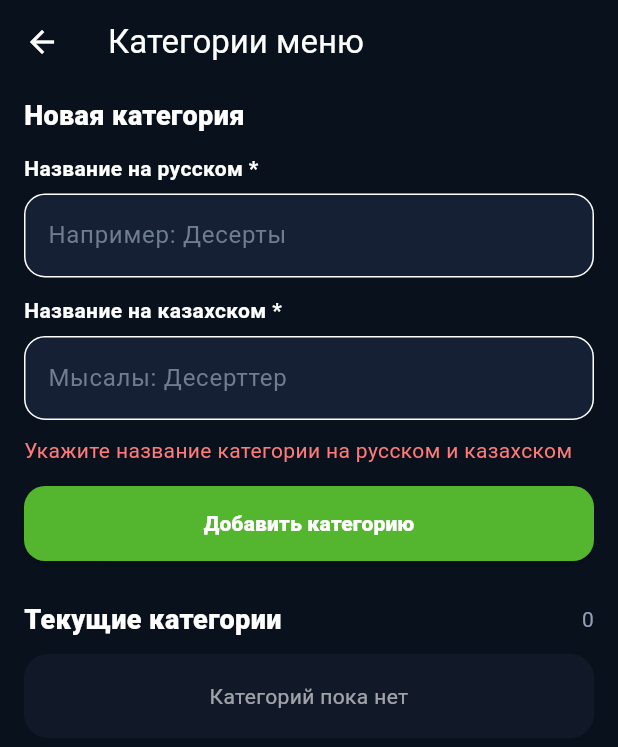
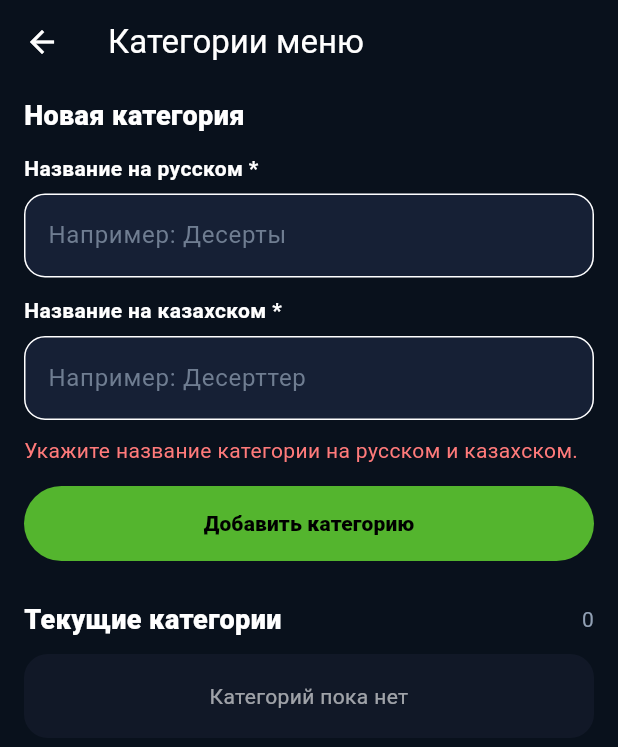
Before and after one commit to jetkizdigital-droid/mobile_restaurant, a Flutter app: the CreateMenuCategoryPage screen opened directly with empty values, after a tap on "Добавить категорию", on a phone screen of 412 x 824 dp. Shown: the top 747 px of the screen. Run offline on Flutter 3.47's test engine with Material 3 defaults, Android fonts, the phone set to English and light mode, and no system bars; our stand-ins replace firebase_core, firebase_crashlytics, firebase_messaging, flutter_image_compress, flutter_local_notifications, flutter_secure_storage and 4 more; accounts and stored records are empty; network calls fail.

Commit message:
feat(i18n): localize menu categories

```diff
--- a/lib/features/menu/presentation/pages/createMenuCategoryPage.dart
+++ b/lib/features/menu/presentation/pages/createMenuCategoryPage.dart
@@ -1,4 +1,5 @@
 import 'package:flutter/material.dart';
+import 'package:jetkiz_restaurant/core/localization/app_locale_controller.dart';
 
 import '../../data/restaurant_menu_api.dart';
 import '../../domain/restaurant_menu_models.dart';
@@ -26,7 +27,9 @@ class _CreateMenuCategoryPageState extends State<CreateMenuCategoryPage> {
   bool _isLoading = true;
   bool _isSaving = false;
   String? _errorText;
-  List<RestaurantMenuCategory> _categories = const [];
+  List<RestaurantMenuCategory> _categories = const <RestaurantMenuCategory>[];
+
+  String _t(String ru, String kk) => context.tr(ru, kk);
 
   @override
   void initState() {
@@ -39,6 +42,35 @@ class _CreateMenuCategoryPageState extends State<CreateMenuCategoryPage> {
     _titleRuController.dispose();
     _titleKkController.dispose();
     super.dispose();
+  }
+
+  String _safeError(Object error) {
+    final raw = error.toString().replaceFirst('Exception: ', '').trim();
+    final lower = raw.toLowerCase();
+    if (raw.isEmpty ||
+        raw.length > 180 ||
+        lower.contains('dioexception') ||
+        lower.contains('socketexception') ||
+        lower.contains('exception') ||
+        lower.contains('backend') ||
+        lower.contains('endpoint') ||
+        lower.contains('status code') ||
+        lower.contains('http 4') ||
+        lower.contains('http 5')) {
+      return _t(
+        'Не удалось выполнить действие. Проверьте интернет и повторите.',
+        'Әрекетті орындау мүмкін болмады. Интернетті тексеріп, қайталаңыз.',
+      );
+    }
+    return raw;
+  }
+
+  String _categoryName(RestaurantMenuCategory category) {
+    final primary = context.isKazakh ? category.titleKk : category.titleRu;
+    final fallback = context.isKazakh ? category.titleRu : category.titleKk;
+    if (primary.trim().isNotEmpty) return primary.trim();
+    if (fallback.trim().isNotEmpty) return fallback.trim();
+    return _t('Без названия', 'Атаусыз');
   }
 
   Future<void> _load() async {
@@ -55,7 +87,7 @@ class _CreateMenuCategoryPageState extends State<CreateMenuCategoryPage> {
       if (!mounted) return;
       setState(() {
         _isLoading = false;
-        _errorText = _clean(error);
+        _errorText = _safeError(error);
       });
     }
   }
@@ -63,10 +95,12 @@ class _CreateMenuCategoryPageState extends State<CreateMenuCategoryPage> {
   Future<void> _create() async {
     final titleRu = _titleRuController.text.trim();
     final titleKk = _titleKkController.text.trim();
-
     if (titleRu.isEmpty || titleKk.isEmpty) {
       setState(() {
-        _errorText = 'Укажите название категории на русском и казахском';
+        _errorText = _t(
+          'Укажите название категории на русском и казахском.',
+          'Санат атауын орыс және қазақ тілдерінде көрсетіңіз.',
+        );
       });
       return;
     }
@@ -75,7 +109,6 @@ class _CreateMenuCategoryPageState extends State<CreateMenuCategoryPage> {
       _isSaving = true;
       _errorText = null;
     });
-
     try {
       await _api.createCategory(
         restaurantId: widget.restaurantId,
@@ -83,13 +116,14 @@ class _CreateMenuCategoryPageState extends State<CreateMenuCategoryPage> {
         titleKk: titleKk,
         sortOrder: widget.nextSortOrder ?? _categories.length,
       );
-
       _titleRuController.clear();
       _titleKkController.clear();
       await _load();
+      if (mounted) {
+        _message(_t('Категория добавлена', 'Санат қосылды'));
+      }
     } catch (error) {
-      if (!mounted) return;
-      setState(() => _errorText = _clean(error));
+      if (mounted) setState(() => _errorText = _safeError(error));
     } finally {
       if (mounted) setState(() => _isSaving = false);
     }
@@ -101,31 +135,31 @@ class _CreateMenuCategoryPageState extends State<CreateMenuCategoryPage> {
 
     final save = await showDialog<bool>(
       context: context,
-      builder: (context) => AlertDialog(
+      builder: (dialogContext) => AlertDialog(
         backgroundColor: const Color(0xFF111827),
-        title: const Text('Изменить категорию'),
+        title: Text(_t('Изменить категорию', 'Санатты өзгерту')),
         content: Column(
           mainAxisSize: MainAxisSize.min,
           children: [
             _DialogField(
               controller: ruController,
-              label: 'Название на русском',
+              label: _t('Название на русском', 'Орысша атауы'),
             ),
             const SizedBox(height: 12),
             _DialogField(
               controller: kkController,
-              label: 'Название на казахском',
+              label: _t('Название на казахском', 'Қазақша атауы'),
             ),
           ],
         ),
         actions: [
           TextButton(
-            onPressed: () => Navigator.of(context).pop(false),
-            child: const Text('Отмена'),
+            onPressed: () => Navigator.of(dialogContext).pop(false),
+            child: Text(_t('Отмена', 'Бас тарту')),
           ),
-          ElevatedButton(
-            onPressed: () => Navigator.of(context).pop(true),
-            child: const Text('Сохранить'),
+          FilledButton(
+            onPressed: () => Navigator.of(dialogContext).pop(true),
+            child: Text(_t('Сохранить', 'Сақтау')),
           ),
         ],
       ),
@@ -141,9 +175,13 @@ class _CreateMenuCategoryPageState extends State<CreateMenuCategoryPage> {
     final titleKk = kkController.text.trim();
     ruController.dispose();
     kkController.dispose();
-
     if (titleRu.isEmpty || titleKk.isEmpty) {
-      _message('Оба названия обязательны');
+      _message(
+        _t(
+          'Оба названия обязательны.',
+          'Екі тілдегі атау да міндетті.',
+        ),
+      );
       return;
     }
 
@@ -156,37 +194,37 @@ class _CreateMenuCategoryPageState extends State<CreateMenuCategoryPage> {
         sortOrder: category.sortOrder,
       );
       await _load();
+      if (mounted) _message(_t('Категория сохранена', 'Санат сақталды'));
     } catch (error) {
-      if (mounted) _message(_clean(error));
+      if (mounted) _message(_safeError(error));
     }
   }
 
   Future<void> _delete(RestaurantMenuCategory category) async {
     final confirmed = await showDialog<bool>(
       context: context,
-      builder: (context) => AlertDialog(
+      builder: (dialogContext) => AlertDialog(
         backgroundColor: const Color(0xFF111827),
-        title: const Text('Удалить категорию?'),
+        title: Text(_t('Удалить категорию?', 'Санатты жою керек пе?')),
         content: Text(
-          'Категория «${category.title}» будет удалена, если в ней нет блюд.',
+          '${_t('Категория', 'Санат')} «${_categoryName(category)}» ${_t('будет удалена, если в ней нет блюд.', 'ішінде тағам болмаса жойылады.')}',
           style: const TextStyle(color: Colors.white70),
         ),
         actions: [
           TextButton(
-            onPressed: () => Navigator.of(context).pop(false),
-            child: const Text('Отмена'),
+            onPressed: () => Navigator.of(dialogContext).pop(false),
+            child: Text(_t('Отмена', 'Бас тарту')),
           ),
-          ElevatedButton(
-            style: ElevatedButton.styleFrom(
+          FilledButton(
+            style: FilledButton.styleFrom(
               backgroundColor: const Color(0xFFB3261E),
             ),
-            onPressed: () => Navigator.of(context).pop(true),
-            child: const Text('Удалить'),
+            onPressed: () => Navigator.of(dialogContext).pop(true),
+            child: Text(_t('Удалить', 'Жою')),
           ),
         ],
       ),
     );
-
     if (confirmed != true) return;
 
     try {
@@ -195,13 +233,11 @@ class _CreateMenuCategoryPageState extends State<CreateMenuCategoryPage> {
         categoryId: category.id,
       );
       await _load();
+      if (mounted) _message(_t('Категория удалена', 'Санат жойылды'));
     } catch (error) {
-      if (mounted) _message(_clean(error));
+      if (mounted) _message(_safeError(error));
     }
   }
-
-  String _clean(Object error) =>
-      error.toString().replaceFirst('Exception: ', '').trim();
 
   void _message(String message) {
     ScaffoldMessenger.of(context)
@@ -215,7 +251,7 @@ class _CreateMenuCategoryPageState extends State<CreateMenuCategoryPage> {
       backgroundColor: const Color(0xFF09111C),
       appBar: AppBar(
         backgroundColor: const Color(0xFF09111C),
-        title: const Text('Категории меню'),
+        title: Text(_t('Категории меню', 'Мәзір санаттары')),
       ),
       body: SafeArea(
         child: RefreshIndicator(
@@ -225,9 +261,9 @@ class _CreateMenuCategoryPageState extends State<CreateMenuCategoryPage> {
             physics: const AlwaysScrollableScrollPhysics(),
             padding: const EdgeInsets.fromLTRB(16, 8, 16, 28),
             children: [
-              const Text(
-                'Новая категория',
-                style: TextStyle(
+              Text(
+                _t('Новая категория', 'Жаңа санат'),
+                style: const TextStyle(
                   color: Colors.white,
                   fontSize: 18,
                   fontWeight: FontWeight.w800,
@@ -236,14 +272,14 @@ class _CreateMenuCategoryPageState extends State<CreateMenuCategoryPage> {
               const SizedBox(height: 12),
               _field(
                 controller: _titleRuController,
-                label: 'Название на русском *',
-                hint: 'Например: Десерты',
+                label: _t('Название на русском *', 'Орысша атауы *'),
+                hint: _t('Например: Десерты', 'Мысалы: Десерты'),
               ),
               const SizedBox(height: 12),
               _field(
                 controller: _titleKkController,
-                label: 'Название на казахском *',
-                hint: 'Мысалы: Десерттер',
+                label: _t('Название на казахском *', 'Қазақша атауы *'),
+                hint: _t('Например: Десерттер', 'Мысалы: Десерттер'),
               ),
               if (_errorText != null) ...[
                 const SizedBox(height: 10),
@@ -255,14 +291,10 @@ class _CreateMenuCategoryPageState extends State<CreateMenuCategoryPage> {
               const SizedBox(height: 14),
               SizedBox(
                 height: 50,
-                child: ElevatedButton(
+                child: FilledButton(
                   onPressed: _isSaving ? null : _create,
-                  style: ElevatedButton.styleFrom(
+                  style: FilledButton.styleFrom(
                     backgroundColor: const Color(0xFF54B52E),
-                    foregroundColor: Colors.white,
-                    shape: RoundedRectangleBorder(
-                      borderRadius: BorderRadius.circular(14),
-                    ),
                   ),
                   child: _isSaving
                       ? const SizedBox(
@@ -273,19 +305,19 @@ class _CreateMenuCategoryPageState extends State<CreateMenuCategoryPage> {
                             color: Colors.white,
                           ),
                         )
-                      : const Text(
-                          'Добавить категорию',
-                          style: TextStyle(fontWeight: FontWeight.w800),
+                      : Text(
+                          _t('Добавить категорию', 'Санат қосу'),
+                          style: const TextStyle(fontWeight: FontWeight.w800),
                         ),
                 ),
               ),
               const SizedBox(height: 26),
               Row(
                 children: [
-                  const Expanded(
+                  Expanded(
                     child: Text(
-                      'Текущие категории',
-                      style: TextStyle(
+                      _t('Текущие категории', 'Қазіргі санаттар'),
+                      style: const TextStyle(
                         color: Colors.white,
                         fontSize: 18,
                         fontWeight: FontWeight.w800,
@@ -303,17 +335,25 @@ class _CreateMenuCategoryPageState extends State<CreateMenuCategoryPage> {
                 const Padding(
                   padding: EdgeInsets.all(24),
                   child: Center(
-                    child: CircularProgressIndicator(
-                      color: Color(0xFF54B52E),
-                    ),
+                    child: CircularProgressIndicator(color: Color(0xFF54B52E)),
                   ),
                 )
               else if (_categories.isEmpty)
-                const _EmptyCategories()
+                _EmptyCategories(
+                  text: _t('Категорий пока нет', 'Әзірге санаттар жоқ'),
+                )
               else
                 ..._categories.map(
                   (category) => _CategoryCard(
                     category: category,
+                    displayName: _categoryName(category),
+                    languageHint: context.isKazakh
+                        ? (category.titleRu.trim().isEmpty
+                            ? _t('Русское название не указано', 'Орысша атауы көрсетілмеген')
+                            : category.titleRu.trim())
+                        : (category.titleKk.trim().isEmpty
+                            ? _t('Казахское название не указано', 'Қазақша атауы көрсетілмеген')
+                            : category.titleKk.trim()),
                     onEdit: () => _edit(category),
                     onDelete: () => _delete(category),
                   ),
@@ -350,9 +390,7 @@ class _CreateMenuCategoryPageState extends State<CreateMenuCategoryPage> {
             hintStyle: const TextStyle(color: Color(0xFF6F7D91)),
             filled: true,
             fillColor: const Color(0xFF162035),
-            border: OutlineInputBorder(
-              borderRadius: BorderRadius.circular(14),
-            ),
+            border: OutlineInputBorder(borderRadius: BorderRadius.circular(14)),
           ),
         ),
       ],
@@ -363,11 +401,15 @@ class _CreateMenuCategoryPageState extends State<CreateMenuCategoryPage> {
 class _CategoryCard extends StatelessWidget {
   const _CategoryCard({
     required this.category,
+    required this.displayName,
+    required this.languageHint,
     required this.onEdit,
     required this.onDelete,
   });
 
   final RestaurantMenuCategory category;
+  final String displayName;
+  final String languageHint;
   final VoidCallback onEdit;
   final VoidCallback onDelete;
 
@@ -390,7 +432,7 @@ class _CategoryCard extends StatelessWidget {
               crossAxisAlignment: CrossAxisAlignment.start,
               children: [
                 Text(
-                  category.titleRu,
+                  displayName,
                   style: const TextStyle(
                     color: Colors.white,
                     fontWeight: FontWeight.w700,
@@ -398,7 +440,7 @@ class _CategoryCard extends StatelessWidget {
                 ),
                 const SizedBox(height: 2),
                 Text(
-                  category.titleKk.isEmpty ? 'Казахское название не указано' : category.titleKk,
+                  languageHint,
                   style: const TextStyle(
                     color: Color(0xFF93A0B4),
                     fontSize: 12,
@@ -407,8 +449,13 @@ class _CategoryCard extends StatelessWidget {
               ],
             ),
           ),
-          IconButton(onPressed: onEdit, icon: const Icon(Icons.edit_outlined)),
           IconButton(
+            tooltip: context.tr('Изменить', 'Өзгерту'),
+            onPressed: onEdit,
+            icon: const Icon(Icons.edit_outlined),
+          ),
+          IconButton(
+            tooltip: context.tr('Удалить', 'Жою'),
             onPressed: onDelete,
             icon: const Icon(Icons.delete_outline, color: Color(0xFFFF7777)),
           ),
@@ -420,7 +467,6 @@ class _CategoryCard extends StatelessWidget {
 
 class _DialogField extends StatelessWidget {
   const _DialogField({required this.controller, required this.label});
-
   final TextEditingController controller;
   final String label;
 
@@ -435,7 +481,8 @@ class _DialogField extends StatelessWidget {
 }
 
 class _EmptyCategories extends StatelessWidget {
-  const _EmptyCategories();
+  const _EmptyCategories({required this.text});
+  final String text;
 
   @override
   Widget build(BuildContext context) {
@@ -445,10 +492,10 @@ class _EmptyCategories extends StatelessWidget {
         color: const Color(0xFF111827),
         borderRadius: BorderRadius.circular(16),
       ),
-      child: const Text(
-        'Категорий пока нет',
+      child: Text(
+        text,
         textAlign: TextAlign.center,
-        style: TextStyle(color: Colors.white60),
+        style: const TextStyle(color: Colors.white60),
       ),
     );
   }
```
